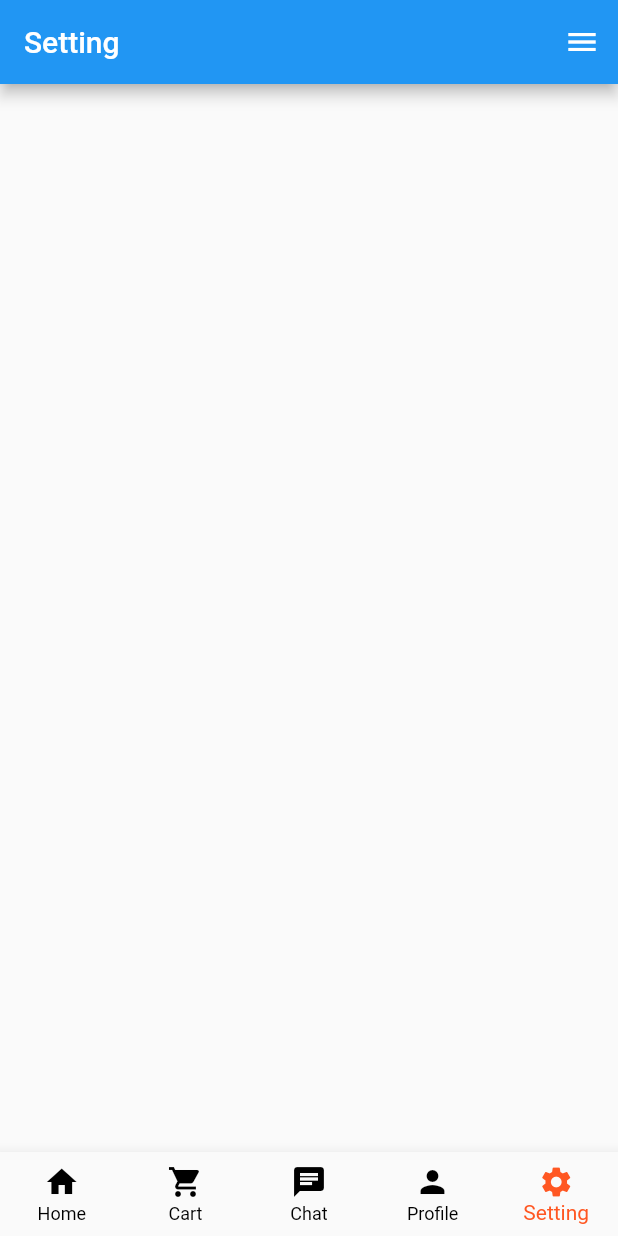
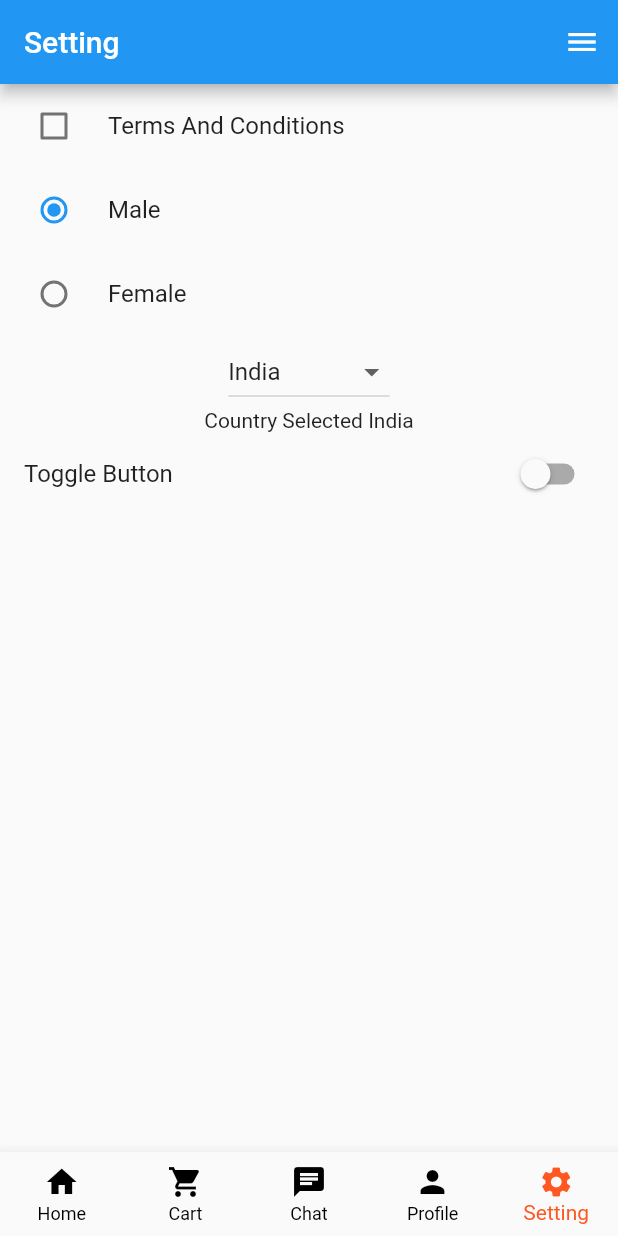
Before and after one commit to saimadhav1825/flutter_prep, a Flutter app: the screen it shows after launch, item 5 of the bottom bar chosen, on a phone screen of 412 x 824 dp. Run offline on Flutter 3.47's test engine with Material 2 defaults, Android fonts, the phone set to English and light mode, and no system bars; our stand-ins replace floor, fluttertoast, shared_preferences, webview_flutter; accounts and stored records are empty.

Commit message:
bottom navigation view ,tab bar and drawer

```diff
--- a/lib/sampleLearn/main_screen.dart
+++ b/lib/sampleLearn/main_screen.dart
@@ -1,6 +1,9 @@
 import 'package:flutter/material.dart';
 import 'package:flutterpreparation/sampleLearn/home_screen_tab_view.dart';
+import 'package:flutterpreparation/sampleLearn/profile_screen.dart';
 import 'package:flutterpreparation/sampleLearn/setting_screen.dart';
+
+import 'chat_screen.dart';
 
 class BottomNavigationView extends StatefulWidget {
   const BottomNavigationView({super.key});
@@ -14,8 +17,8 @@ class _BottomNavigationState extends State<BottomNavigationView> {
   var list = const [
     Center(child: HomeScreenTabView()),
     Center(child: Text("Cart")),
-    Center(child: Text("Chat")),
-    Center(child: Text("Profile")),
+    Center(child: ChatScreenView()),
+    Center(child: ProfileScreenView()),
     Center(child: SettingScreenView())
   ];
 
--- a/lib/sampleLearn/setting_screen.dart
+++ b/lib/sampleLearn/setting_screen.dart
@@ -10,6 +10,12 @@ class SettingScreenView extends StatefulWidget {
 }
 
 class _SettingScreenViewState extends State<SettingScreenView> {
+  var _isTermsAndConditionsChecked = false;
+  var _genderSelectionPosition = 0;
+  List<String> countryList = ["India", "SriLanka", "Bangladesh"];
+  var country = "India";
+  var isSwitchOn = false;
+
   @override
   Widget build(BuildContext context) {
     return Scaffold(
@@ -20,22 +26,71 @@ class _SettingScreenViewState extends State<SettingScreenView> {
             children: const <Widget>[
               DrawerHeader(child: Center(child: Text("Mail"))),
               ListTile(
-                title: Text("Home",style: TextStyle(color: Colors.white),),
+                title: Text(
+                  "Home",
+                  style: TextStyle(color: Colors.white),
+                ),
                 leading: Icon(
                   Icons.home,
                   color: Colors.deepOrange,
                 ),
               ),
               ListTile(
-                title: Text("Profile",style: TextStyle(color: Colors.white)),
+                title: Text("Profile", style: TextStyle(color: Colors.white)),
                 leading: Icon(Icons.person, color: Colors.deepOrange),
               ),
               ListTile(
-                title: Text("Logout",style: TextStyle(color: Colors.white)),
+                title: Text("Logout", style: TextStyle(color: Colors.white)),
                 leading: Icon(Icons.logout, color: Colors.deepOrange),
               )
             ],
           ),
+        ),
+        body: Column(
+          children: <Widget>[
+            CheckboxListTile(
+              controlAffinity: ListTileControlAffinity.leading,
+              title: const Text("Terms And Conditions"),
+              value: _isTermsAndConditionsChecked,
+              onChanged: (isChecked) {
+                setState(
+                    () => _isTermsAndConditionsChecked = isChecked ?? false);
+              },
+            ),
+            RadioListTile(
+                title: const Text("Male"),
+                value: 0,
+                groupValue: _genderSelectionPosition,
+                onChanged: (position) {
+                  setState(() => _genderSelectionPosition = position ?? 0);
+                }),
+            RadioListTile(
+                title: const Text("Female"),
+                value: 1,
+                groupValue: _genderSelectionPosition,
+                onChanged: (position) {
+                  setState(() => _genderSelectionPosition = position ?? 1);
+                }),
+            DropdownButton(
+              value: country,
+              items: countryList.map((item) {
+                return DropdownMenuItem(
+                  value: item,
+                  child: Text(item),
+                );
+              }).toList(),
+              onChanged: (value) {
+                setState(() => country = value ?? "");
+              },
+            ),
+            Text("Country Selected $country"),
+            SwitchListTile(
+                title: const Text("Toggle Button"),
+                value: isSwitchOn,
+                onChanged: (isOn) {
+                  setState(() => isSwitchOn = isOn);
+                })
+          ],
         ));
   }
 }
--- a/pubspec.yaml
+++ b/pubspec.yaml
@@ -42,6 +42,7 @@ dependencies:
   http: ^0.13.5
   another_flushbar: ^1.12.29
   provider: ^6.0.5
+  webview_flutter: ^4.0.2
 
 
 dev_dependencies:
```
Also changed, not shown: lib/main.dart (+9 -6 lines), lib/sampleLearn/chat_screen.dart (added, +46 -0 lines), lib/sampleLearn/profile_screen.dart (added, +31 -0 lines), pubspec.lock, 1 other file.
